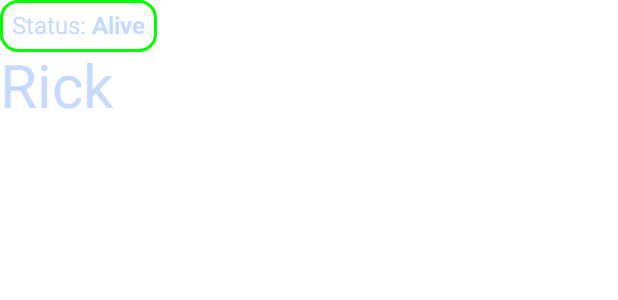
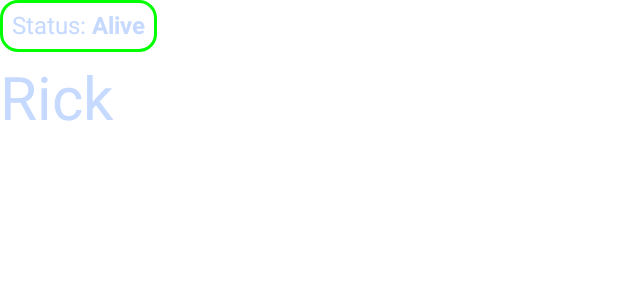
Before and after one commit to onurcemkarakoc/HeyRick, an Android app built with Jetpack Compose: the @Preview function CharacterDetailsNamePlateComponentPreview, on a phone screen of 412 x 824 dp. Shown: the top 300 px of the screen. Run offline under Robolectric (Android 15) with nearby library versions, the phone set to English and light mode, and no system bars.

```diff
--- a/app/src/main/java/com/onurcemkarakoc/heyrick/CharacterDetailsNamePlateComponent.kt
+++ b/app/src/main/java/com/onurcemkarakoc/heyrick/CharacterDetailsNamePlateComponent.kt
@@ -1,11 +1,14 @@
 package com.onurcemkarakoc.heyrick
 
 import androidx.compose.foundation.layout.Column
+import androidx.compose.foundation.layout.Spacer
 import androidx.compose.foundation.layout.fillMaxWidth
+import androidx.compose.foundation.layout.height
 import androidx.compose.material3.Text
 import androidx.compose.runtime.Composable
 import androidx.compose.ui.Modifier
 import androidx.compose.ui.tooling.preview.Preview
+import androidx.compose.ui.unit.dp
 import androidx.compose.ui.unit.sp
 import com.onurcemkarakoc.heyrick.ui.theme.RickPrimary
 import com.onurcemkarakoc.network.models.domain.CharacterStatus
@@ -14,6 +17,7 @@ import com.onurcemkarakoc.network.models.domain.CharacterStatus
 fun CharacterDetailsNamePlateComponent(name: String, status: CharacterStatus) {
     Column(modifier = Modifier.fillMaxWidth()) {
         CharacterStatusComponent(status)
+        Spacer(modifier = Modifier.height(8.dp))
         Text(text = name, fontSize = 40.sp, color = RickPrimary)
     }
 }
--- a/app/src/main/java/com/onurcemkarakoc/heyrick/CharacterDetailsScreen.kt
+++ b/app/src/main/java/com/onurcemkarakoc/heyrick/CharacterDetailsScreen.kt
@@ -36,7 +36,6 @@ import com.onurcemkarakoc.heyrick.ui.theme.RickPrimary
 import com.onurcemkarakoc.network.KtorClient
 import com.onurcemkarakoc.network.models.domain.Character
 import com.onurcemkarakoc.network.models.domain.CharacterStatus
-import kotlinx.coroutines.delay
 
 @Composable
 fun CharacterDetailsScreen(
@@ -66,7 +65,6 @@ fun CharacterDetailsScreen(
     }
 
     LaunchedEffect(key1 = Unit) {
-        delay(1000)
         ktorClient.getCharacter(characterId)
             .onSuccess { character = it }
             .onError { error = it.message }
```
Also changed, not shown: network/src/main/java/com/onurcemkarakoc/network/KtorClient.kt (+8 -1 lines).
